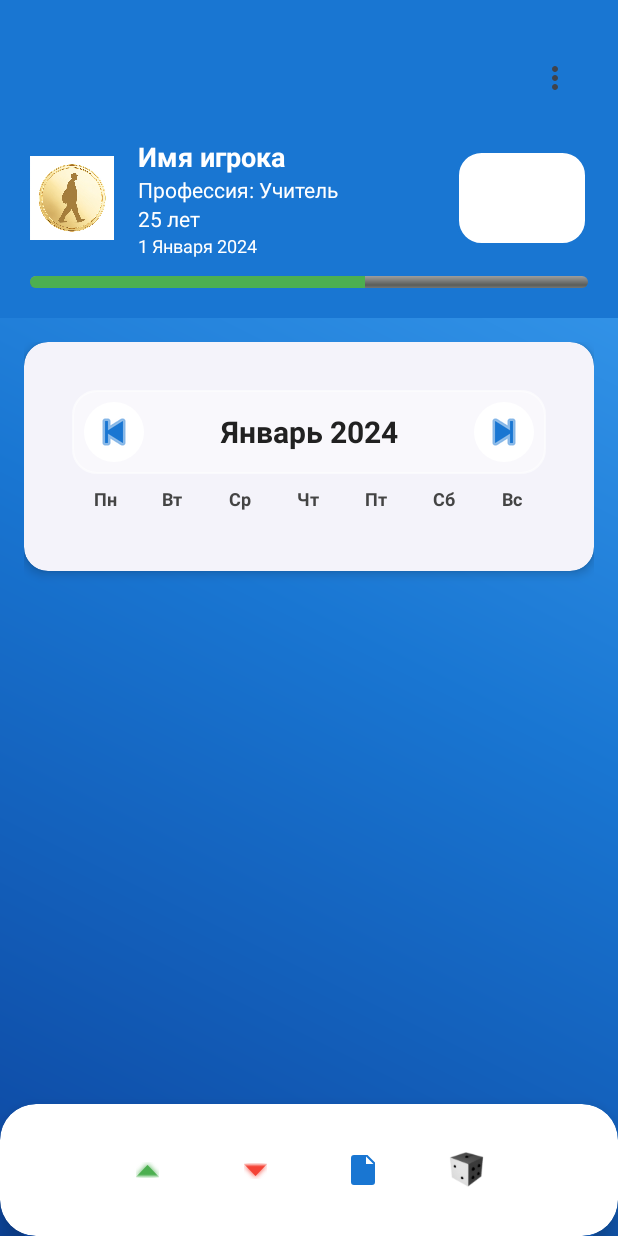
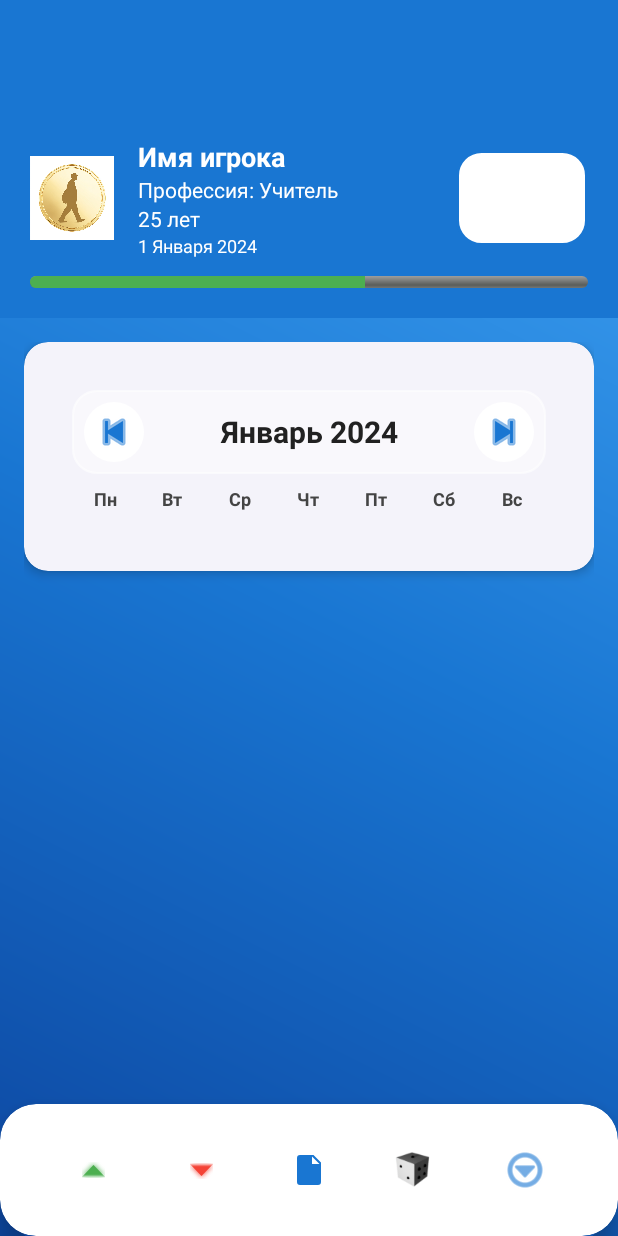
Before and after one commit to RobotAvi/MoneyGame, an Android app: the GameActivity screen opened directly, with no data from a screen before it, on a phone screen of 412 x 824 dp. Run offline under Robolectric (Android 15) with nearby library versions, the phone set to English and light mode, and no system bars; 1 statement that could not run was skipped.

Commit message:
Replace toolbar menu with bottom overflow menu button
Co-authored-by: g7702457 <g7702457@crk.umn.edu>

```diff
--- a/app/src/main/res/layout/activity_game.xml
+++ b/app/src/main/res/layout/activity_game.xml
@@ -22,8 +22,7 @@
             android:background="@color/primary_color"
             app:title=""
             app:titleTextColor="@android:color/transparent"
-            app:navigationIconTint="@color/white"
-            app:menu="@menu/game_actions" />
+            app:navigationIconTint="@color/white" />
 
         <!-- Шапка: слева аватар+имя/профессия/возраст, справа мечта (динамическая) -->
         <LinearLayout
@@ -611,6 +610,22 @@
                 app:lottie_autoPlay="false"
                 app:lottie_loop="false" />
         </FrameLayout>
+
+        <Space
+            android:layout_width="16dp"
+            android:layout_height="1dp" />
+
+        <ImageButton
+            android:id="@+id/btnMore"
+            android:layout_width="56dp"
+            android:layout_height="56dp"
+            android:background="@drawable/btn_circle_bg"
+            android:src="@android:drawable/ic_menu_more"
+            android:scaleType="center"
+            android:contentDescription="Ещё"
+            android:padding="12dp"
+            android:tint="@color/primary_color"
+            app:tint="@color/primary_color" />
     </LinearLayout>
 
 </com.google.android.material.card.MaterialCardView>
```
Also changed, not shown: app/src/main/java/com/financialsuccess/game/GameActivity.kt (+24 -13 lines).
